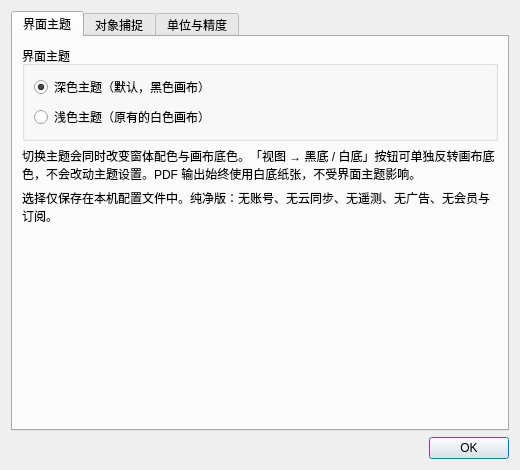
Qt form src/ilovecad/ui/settings.ui (pxhhero-bit/ilovecad) before a commit.
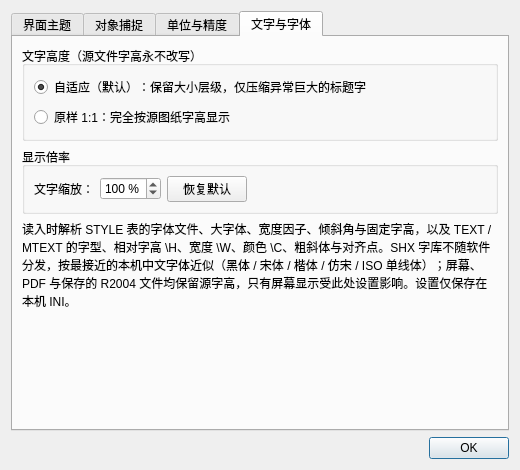
The same form after that commit. The open tabs and pages were chosen to show the change.

Commit message: Restore CAD text styles, font families and font-size hierarchy with viewer-only display controls

```diff
--- a/src/ilovecad/ui/settings.ui
+++ b/src/ilovecad/ui/settings.ui
@@ -111,6 +111,38 @@
        <item><spacer name="spacerUnitsBottom"><property name="orientation"><enum>Qt::Vertical</enum></property><property name="sizeHint" stdset="0"><size><width>20</width><height>20</height></size></property></spacer></item>
       </layout>
      </widget>
+     <widget class="QWidget" name="tabText">
+      <attribute name="title"><string>文字与字体</string></attribute>
+      <layout class="QVBoxLayout" name="vboxText">
+       <item>
+        <widget class="QGroupBox" name="groupTextHeight">
+         <property name="title"><string>文字高度（源文件字高永不改写）</string></property>
+         <layout class="QVBoxLayout" name="vboxTextHeight">
+          <item><widget class="QRadioButton" name="radioTextAuto"><property name="text"><string>自适应（默认）：保留大小层级，仅压缩异常巨大的标题字</string></property><property name="checked"><bool>true</bool></property></widget></item>
+          <item><widget class="QRadioButton" name="radioTextExact"><property name="text"><string>原样 1:1：完全按源图纸字高显示</string></property></widget></item>
+         </layout>
+        </widget>
+       </item>
+       <item>
+        <widget class="QGroupBox" name="groupTextScale">
+         <property name="title"><string>显示倍率</string></property>
+         <layout class="QHBoxLayout" name="layoutTextScale">
+          <item><widget class="QLabel" name="labelTextScale"><property name="text"><string>文字缩放：</string></property></widget></item>
+          <item><widget class="QSpinBox" name="spinTextScale"><property name="minimum"><number>25</number></property><property name="maximum"><number>300</number></property><property name="value"><number>100</number></property><property name="suffix"><string> %</string></property></widget></item>
+          <item><widget class="QPushButton" name="btnTextDefaults"><property name="text"><string>恢复默认</string></property></widget></item>
+          <item><spacer name="spacerTextScale"><property name="orientation"><enum>Qt::Horizontal</enum></property><property name="sizeHint" stdset="0"><size><width>20</width><height>20</height></size></property></spacer></item>
+         </layout>
+        </widget>
+       </item>
+       <item>
+        <widget class="QLabel" name="labelTextNote">
+         <property name="text"><string>读入时解析 STYLE 表的字体文件、大字体、宽度因子、倾斜角与固定字高，以及 TEXT / MTEXT 的字型、相对字高 \H、宽度 \W、颜色 \C、粗斜体与对齐点。SHX 字库不随软件分发，按最接近的本机中文字体近似（黑体 / 宋体 / 楷体 / 仿宋 / ISO 单线体）；屏幕、PDF 与保存的 R2004 文件均保留源字高，只有屏幕显示受此处设置影响。设置仅保存在本机 INI。</string></property>
+         <property name="wordWrap"><bool>true</bool></property>
+        </widget>
+       </item>
+       <item><spacer name="spacerTextBottom"><property name="orientation"><enum>Qt::Vertical</enum></property><property name="sizeHint" stdset="0"><size><width>20</width><height>20</height></size></property></spacer></item>
+      </layout>
+     </widget>
     </widget>
    </item>
    <item>
```
The commit also changes 15 other files.
